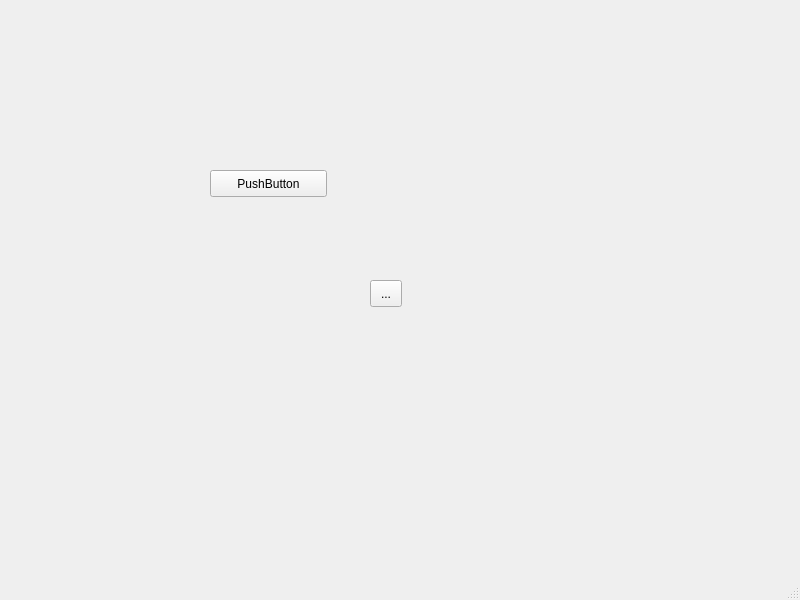
First picture: the form in src/VitalyRybnikov/xmlstructuretreeview.ui, repository smurav/db2013, before the edit.
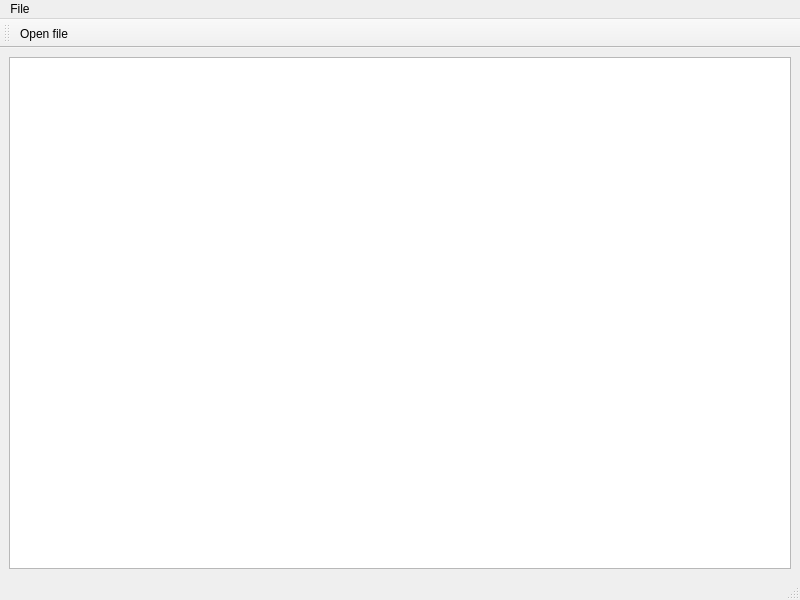
Second picture: the form after the edit. Icons and pictures are not drawn.

Commit message: Add: Action on Tool Bar; FileDialog for selecting a xml-file

```diff
--- a/src/VitalyRybnikov/xmlstructuretreeview.ui
+++ b/src/VitalyRybnikov/xmlstructuretreeview.ui
@@ -17,32 +17,11 @@
    <locale language="Russian" country="RussianFederation"/>
   </property>
   <widget class="QWidget" name="centralwidget">
-   <widget class="QPushButton" name="pushButton">
-    <property name="geometry">
-     <rect>
-      <x>210</x>
-      <y>170</y>
-      <width>117</width>
-      <height>27</height>
-     </rect>
-    </property>
-    <property name="text">
-     <string>PushButton</string>
-    </property>
-   </widget>
-   <widget class="QToolButton" name="toolButton">
-    <property name="geometry">
-     <rect>
-      <x>370</x>
-      <y>280</y>
-      <width>32</width>
-      <height>27</height>
-     </rect>
-    </property>
-    <property name="text">
-     <string>...</string>
-    </property>
-   </widget>
+   <layout class="QVBoxLayout" name="verticalLayout">
+    <item>
+     <widget class="QTreeView" name="treeView"/>
+    </item>
+   </layout>
   </widget>
   <widget class="QMenuBar" name="menubar">
    <property name="geometry">
@@ -50,11 +29,44 @@
      <x>0</x>
      <y>0</y>
      <width>800</width>
-     <height>24</height>
+     <height>32</height>
     </rect>
    </property>
+   <widget class="QMenu" name="menuFile">
+    <property name="title">
+     <string>File</string>
+    </property>
+    <addaction name="actionOpen_file"/>
+   </widget>
+   <addaction name="menuFile"/>
   </widget>
   <widget class="QStatusBar" name="statusbar"/>
+  <widget class="QToolBar" name="mainToolBar">
+   <property name="windowTitle">
+    <string>toolBar</string>
+   </property>
+   <attribute name="toolBarArea">
+    <enum>TopToolBarArea</enum>
+   </attribute>
+   <attribute name="toolBarBreak">
+    <bool>false</bool>
+   </attribute>
+   <addaction name="actionOpen_file"/>
+  </widget>
+  <action name="actionOpen_file">
+   <property name="icon">
+    <iconset theme="open-file"/>
+   </property>
+   <property name="text">
+    <string>Open file...</string>
+   </property>
+   <property name="toolTip">
+    <string>Open XML file</string>
+   </property>
+   <property name="shortcut">
+    <string>Ctrl+O</string>
+   </property>
+  </action>
  </widget>
  <resources/>
  <connections/>
```
The commit also changes 3 other files.
